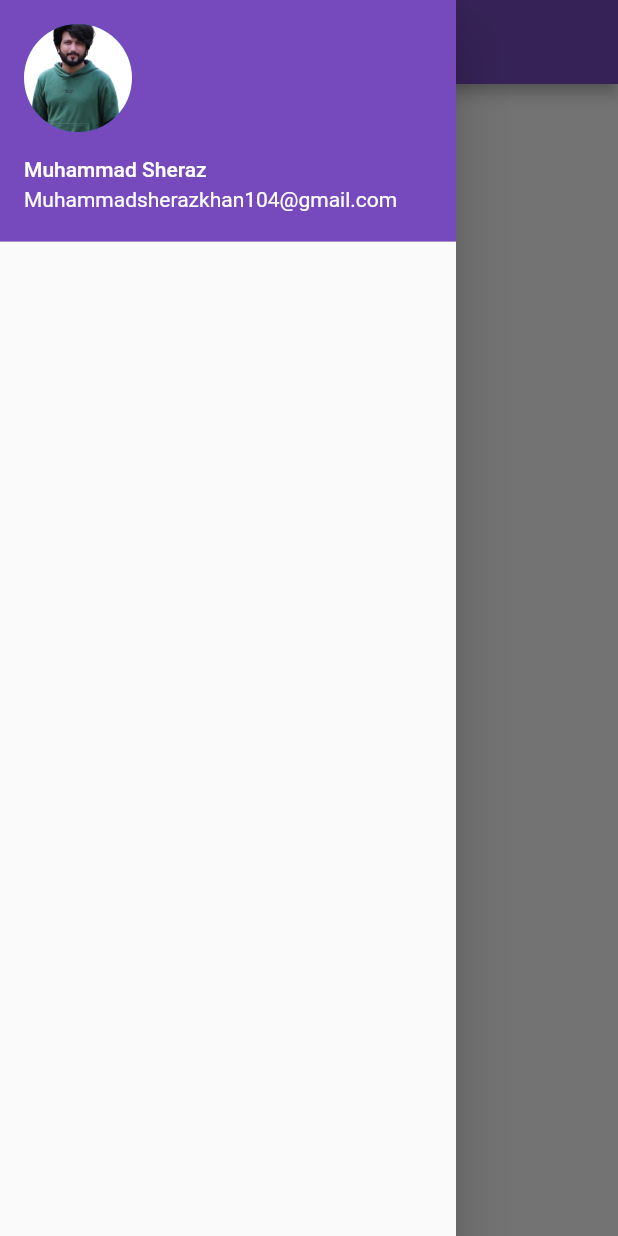
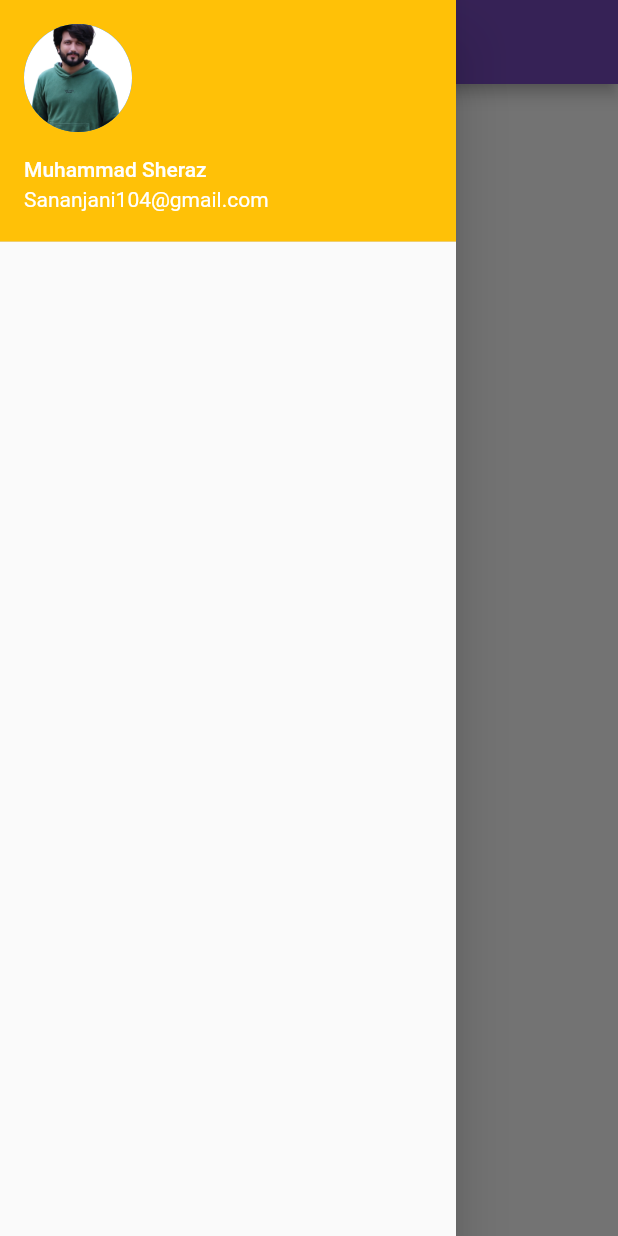
Before and after one commit to Exalter104/Ch-05-Navigation_Drawer, a Flutter app: the screen it shows after launch, with the side drawer open, on a phone screen of 412 x 824 dp. Run offline on Flutter 3.47's test engine with Material 2 defaults, Android fonts, the phone set to English and light mode, and no system bars.

Commit message:
Widget: Navigation Drawer

```diff
--- a/navigation_drawer/lib/screenone.dart
+++ b/navigation_drawer/lib/screenone.dart
@@ -17,16 +17,17 @@ class _ScreenOneState extends State<ScreenOne> {
         title: const Text("Navigation Drawer2"),
         backgroundColor: const Color(0xff764abc),
       ),
+// Drawer:
       drawer: Drawer(
         child: ListView(
           children: const [
             UserAccountsDrawerHeader(
-                decoration: BoxDecoration(color: Color(0xff764abc)),
+                decoration: BoxDecoration(color: Colors.amber),
                 currentAccountPicture: CircleAvatar(
                   backgroundImage: AssetImage("images/me.png"),
                 ),
                 accountName: Text("Muhammad Sheraz"),
-                accountEmail: Text("Muhammadsherazkhan104@gmail.com ")),
+                accountEmail: Text("Sananjani104@gmail.com")),
           ],
         ),
       ),
```
